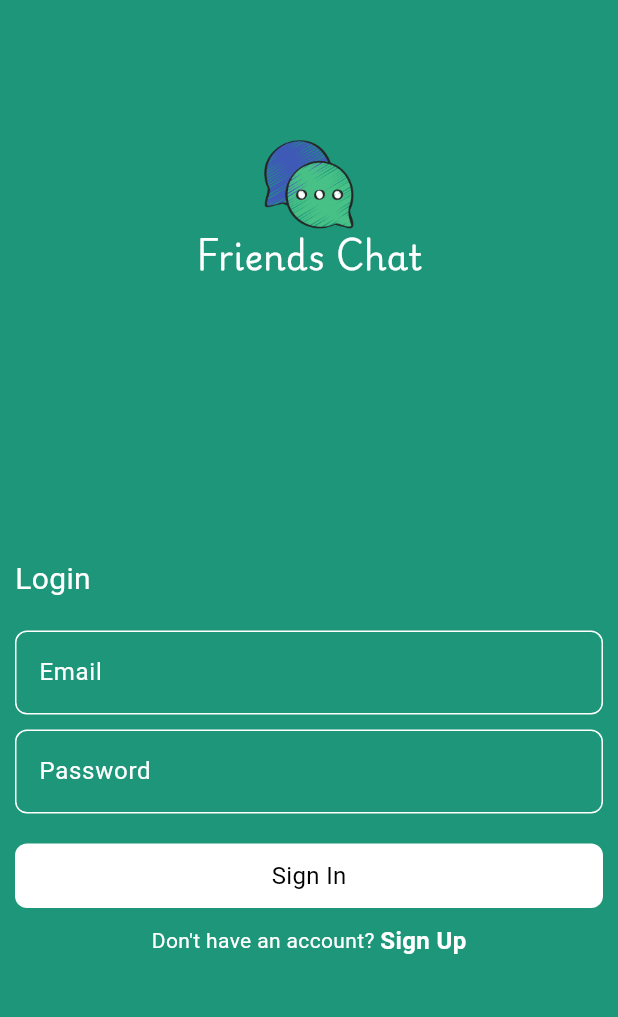
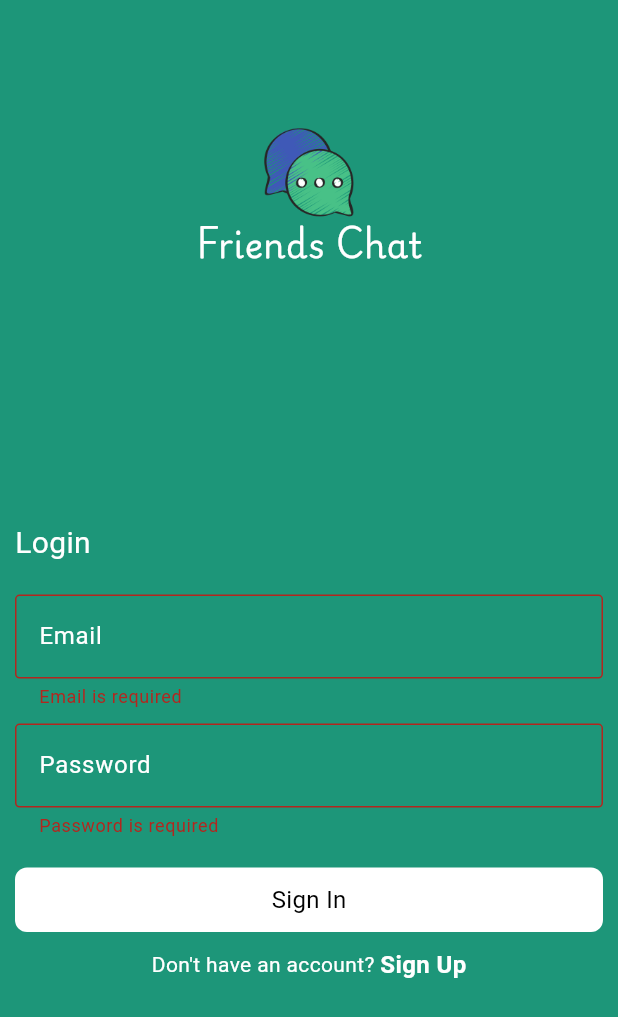
Before and after one commit to Ahmedyehia122/Talkative, a Flutter app: the LoginPage screen opened by its route, after a tap on "Sign In", on a phone screen of 412 x 824 dp. Shown: the top 1017 px of the screen. Run offline on Flutter 3.47's test engine with Material 3 defaults, Android fonts, the phone set to English and light mode, and no system bars; drawn by our look-alikes of modal_progress_hud_nsn; our stand-ins replace firebase_auth, firebase_core; accounts and stored records are empty.

Commit message:
Auth logic with email and password done

```diff
--- /dev/null
+++ b/lib/core/shared/functions/validate_text_fields.dart
@@ -0,0 +1,23 @@
+validateTextFields(String value, String type) {
+  //if Email
+  if (type == 'email') {
+    if (value == '') {
+      return 'Email is required';
+    }
+    if (!value.contains('@') || !value.contains('.com')) {
+      return 'Invalid email adress';
+    }
+  }
+  //if Password
+  if (type == 'password') {
+    if (value == '') {
+      return 'Password is required';
+    }
+    if (value.length < 6) {
+      return 'Invalid, Can\'t be less than 6 letters';
+    }
+    if (value.length > 20) {
+      return 'Invalid, can\'t be more than 10 letters';
+    }
+  }
+}
--- a/lib/core/shared/widgets/custom_text_field.dart
+++ b/lib/core/shared/widgets/custom_text_field.dart
@@ -1,4 +1,5 @@
 // ignore_for_file: public_member_api_docs, sort_constructors_first
+import 'package:chat_app/core/constants/strings.dart';
 import 'package:flutter/material.dart';
 
 import 'package:chat_app/core/constants/styles.dart';
@@ -8,21 +9,25 @@ class CustomTextField extends StatelessWidget {
   final TextInputType? keyboardType;
   final bool obscureText;
   final void Function(String)? onChanged;
+  final String? Function(String?)? validator;
   const CustomTextField({
     Key? key,
     required this.hintText,
     this.keyboardType,
     required this.obscureText,
     this.onChanged,
+    this.validator,
   }) : super(key: key);
 
   @override
   Widget build(BuildContext context) {
-    return TextField(
-      onChanged: onChanged,
+    return TextFormField(
       cursorColor: Colors.white,
+      style: const TextStyle(color: Colors.white),
       keyboardType: keyboardType,
       obscureText: obscureText,
+      onChanged: onChanged,
+      validator: validator,
       decoration: InputDecoration(
         hintText: hintText,
         hintStyle: Styles.whiteFont,
--- a/lib/main.dart
+++ b/lib/main.dart
@@ -1,4 +1,5 @@
 import 'package:chat_app/firebase_options.dart';
+import 'package:chat_app/pages/chast_page.dart';
 import 'package:chat_app/pages/login_page.dart';
 import 'package:chat_app/pages/sign_up_page.dart';
 import 'package:firebase_core/firebase_core.dart';
@@ -23,6 +24,7 @@ class ChatApp extends StatelessWidget {
       routes: {
         SignUpPage.id: (context) => SignUpPage(),
         LoginPage.id: (context) => LoginPage(),
+        ChatPage.id: (context) => ChatPage(),
       },
     );
   }
--- a/lib/pages/login_page.dart
+++ b/lib/pages/login_page.dart
@@ -1,20 +1,43 @@
 import 'package:chat_app/core/constants/strings.dart';
 import 'package:chat_app/core/constants/styles.dart';
+import 'package:chat_app/core/shared/functions/custom_snack_bar.dart';
+import 'package:chat_app/core/shared/functions/validate_text_fields.dart';
 import 'package:chat_app/core/shared/widgets/custom_button.dart';
 import 'package:chat_app/core/shared/widgets/custom_text_field.dart';
+import 'package:chat_app/pages/chast_page.dart';
+import 'package:firebase_auth/firebase_auth.dart';
 import 'package:flutter/material.dart';
+import 'package:modal_progress_hud_nsn/modal_progress_hud_nsn.dart';
 
-class LoginPage extends StatelessWidget {
+class LoginPage extends StatefulWidget {
   static const String id = 'loginPage';
+
   const LoginPage({super.key});
 
   @override
+  State<LoginPage> createState() => _LoginPageState();
+}
+
+class _LoginPageState extends State<LoginPage> {
+  String? email;
+
+  String? password;
+
+  bool isLoading = false;
+
+  GlobalKey<FormState> formState = GlobalKey<FormState>();
+
+  @override
   Widget build(BuildContext context) {
-    return Scaffold(
+    return ModalProgressHUD(
+      inAsyncCall: isLoading,
+      child: SafeArea(
+        child: Scaffold(
           backgroundColor: Strings.kPrimaryColor,
-      body: SafeArea(
-          child: Padding(
+          body: Padding(
             padding: const EdgeInsets.symmetric(horizontal: 10),
+            child: Form(
+              key: formState,
               child: Column(
                 children: [
                   const Spacer(flex: 1),
@@ -37,19 +60,58 @@ class LoginPage extends StatelessWidget {
                     ],
                   ),
                   const SizedBox(height: 20),
-            const CustomTextField(
+                  CustomTextField(
                     hintText: 'Email',
                     obscureText: false,
+                    onChanged: (p0) {
+                      email = p0;
+                    },
+                    validator: (value) {
+                      return validateTextFields(value!, 'email');
+                    },
                   ),
                   const SizedBox(height: 10),
-            const CustomTextField(
+                  CustomTextField(
                     hintText: 'Password',
                     obscureText: true,
+                    onChanged: (p0) {
+                      password = p0;
+                    },
+                    validator: (value) {
+                      return validateTextFields(value!, 'password');
+                    },
                   ),
                   const SizedBox(height: 20),
                   CustomButton(
                     buttonName: 'Sign In',
-              onTap: () {},
+                    onTap: () async {
+                      if (formState.currentState!.validate()) {
+                        isLoading = true;
+                        setState(() {});
+                        try {
+                          await signInUser();
+                          showSnackBar(context, 'Sucess');
+                          print('success');
+                          Navigator.of(context)
+                              .pushReplacementNamed(ChatPage.id);
+                        } on FirebaseAuthException catch (e) {
+                          if (e.code == 'user-not-found') {
+                            print('No user found for that email.');
+                            showSnackBar(
+                                context, 'No user found for that email.');
+                          } else if (e.code == 'wrong-password') {
+                            print('Wrong password provided for that user.');
+                            showSnackBar(context,
+                                'Wrong password provided for that user.');
+                          }
+                        } catch (e) {
+                          showSnackBar(context,
+                              'There was an error, Please try again later!');
+                        }
+                        isLoading = false;
+                        setState(() {});
+                      } else {}
+                    },
                   ),
                   const SizedBox(height: 10),
                   Row(
@@ -76,7 +138,17 @@ class LoginPage extends StatelessWidget {
                   const Spacer(flex: 2),
                 ],
               ),
-      )),
+            ),
+          ),
+        ),
+      ),
+    );
+  }
+
+  Future<void> signInUser() async {
+    final credential = await FirebaseAuth.instance.signInWithEmailAndPassword(
+      email: email!,
+      password: password!,
     );
   }
 }
--- a/pubspec.yaml
+++ b/pubspec.yaml
@@ -37,6 +37,7 @@ dependencies:
   cupertino_icons: ^1.0.2
   firebase_core: ^2.24.2
   firebase_auth: ^4.16.0
+  modal_progress_hud_nsn: ^0.5.1
 
 dev_dependencies:
   flutter_test:
```
Also changed, not shown: lib/pages/chast_page.dart (added, +11 -0 lines), lib/pages/sign_up_page.dart (+49 -15 lines), pubspec.lock. Lines whose indentation alone changed are shown as unchanged.
